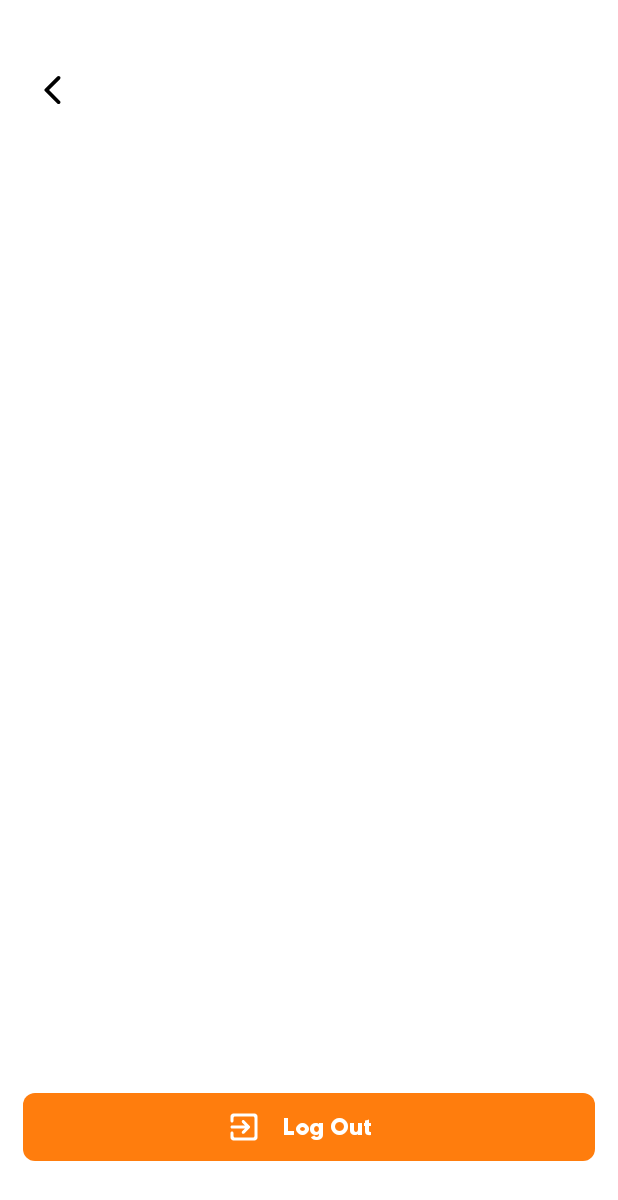
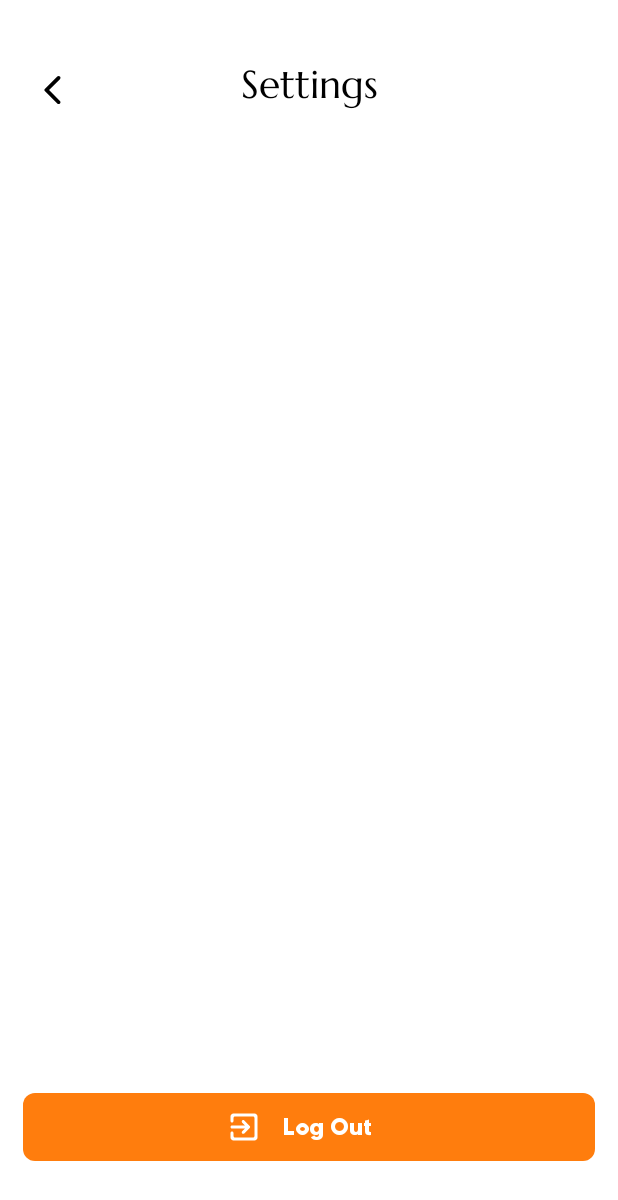
Before and after one commit to Majid-Ebrahimi/GoTourApplication, an Android app: the SettingActivity screen opened directly, with no data from a screen before it, on a phone screen of 412 x 824 dp. Shown: the top 1200 px of the screen. Run offline under Robolectric (Android 15) with nearby library versions, the phone set to English and light mode, and no system bars.

Commit message:
Initial commit

```diff
--- a/app/src/main/res/layout/activity_setting.xml
+++ b/app/src/main/res/layout/activity_setting.xml
@@ -21,7 +21,7 @@
         tools:ignore="TouchTargetSizeCheck" />
 
     <Button
-        android:id="@+id/button3"
+        android:id="@+id/LogOutButton"
         style="@style/button_style"
         android:layout_width="match_parent"
         android:layout_height="@dimen/widget_height"
@@ -37,5 +37,14 @@
         app:layout_constraintEnd_toEndOf="parent"
         app:layout_constraintStart_toStartOf="parent"
         app:layout_constraintTop_toTopOf="parent"
-        app:layout_constraintVertical_bias="1.0" />
+        app:layout_constraintVertical_bias="1.0"
+        tools:ignore="TouchTargetSizeCheck,TextContrastCheck" />
+
+    <TextView
+        android:id="@+id/textView"
+        style="@style/main_title_style"
+        android:text="@string/settings"
+        app:layout_constraintEnd_toEndOf="parent"
+        app:layout_constraintStart_toStartOf="parent"
+        app:layout_constraintTop_toTopOf="parent" />
 </androidx.constraintlayout.widget.ConstraintLayout>
--- a/app/src/main/res/values/strings.xml
+++ b/app/src/main/res/values/strings.xml
@@ -47,7 +47,6 @@
     <string name="image_title_string_8">Eiffel Tower</string>
     <string name="image_title_string_9">Rhine Tower</string>
     <string name="image_title_string_10">Doi Inthanon</string>
-
     <string name="image_location_string_1">Lisbon, Portugal</string>
     <string name="image_location_string_2">Sesimbra, Lisbon, Portugal</string>
     <string name="image_location_string_3">San Francisco, USA</string>
@@ -58,7 +57,6 @@
     <string name="image_location_string_8">Paris, France</string>
     <string name="image_location_string_9">Düsseldorf, Germany</string>
     <string name="image_location_string_10">Chiang Mai, Thailand</string>
-
     <string name="image_prices_1">$3 000</string>
     <string name="image_prices_2">$2 200</string>
     <string name="image_prices_3">$5 000</string>
@@ -69,7 +67,8 @@
     <string name="image_prices_8">$7 400</string>
     <string name="image_prices_9">$2 500</string>
     <string name="image_prices_10">$4 000</string>
+
     <string name="log_out">Log Out</string>
-
+    <string name="settings">Settings</string>
 
 </resources>
--- a/app/src/main/res/values/styles.xml
+++ b/app/src/main/res/values/styles.xml
@@ -162,4 +162,11 @@
         <item name="android:contentDescription">@string/main_back_button_description</item>
     </style>
 
+    <style name="main_title_style" parent="title_style">
+        <item name="android:layout_width">wrap_content</item>
+        <item name="android:layout_height">wrap_content</item>
+        <item name="android:layout_marginTop">@dimen/medium_margin</item>
+        <item name="android:textSize">26sp</item>
+    </style>
+
 </resources>
```
